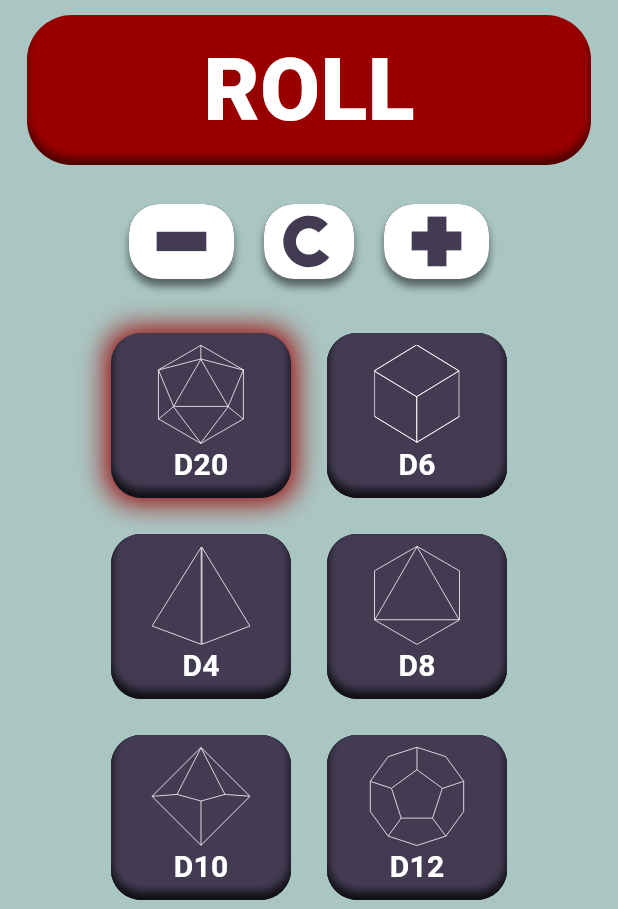
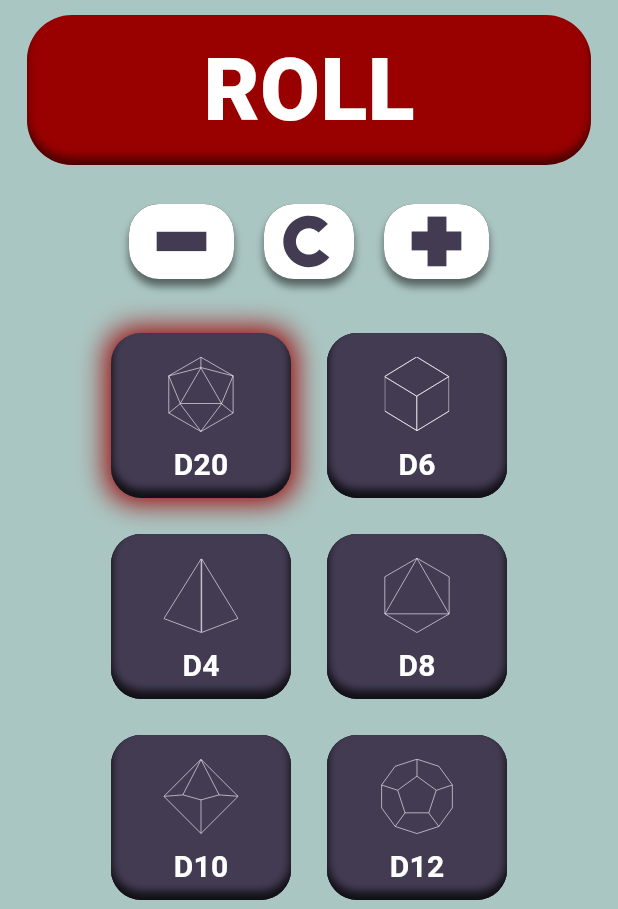
Before and after one commit to dompetriella/simple_roller, a Flutter app: the screen it shows after launch, on a phone screen of 412 x 824 dp, the part 327-1236 px from its top. Run offline on Flutter 3.47's test engine with Material 2 defaults, Android fonts, the phone set to English and light mode, and no system bars; drawn by our look-alikes of flutter_animate, sticky_headers; our stand-ins replace flutter_inset_box_shadow, flutter_riverpod, flutter_svg, shared_preferences.

Commit message:
tablet version looks better now

```diff
--- a/lib/components/dice_button.dart
+++ b/lib/components/dice_button.dart
@@ -14,9 +14,10 @@ class DiceButton extends ConsumerWidget {
   @override
   Widget build(BuildContext context, WidgetRef ref) {
     var screenWidth = MediaQuery.of(context).size.width;
+    var screenHeight = MediaQuery.of(context).size.height;
 
-    double buttonHeight = screenWidth < 600 ? 110 : 150;
-    double buttonWidth = screenWidth < 600 ? 120 : 165;
+    double buttonHeight = screenWidth < 600 ? 110 : screenHeight * .20;
+    double buttonWidth = screenWidth < 600 ? 120 : screenHeight * .20;
     String diceNumberString = diceNumber.toString();
     return GestureDetector(
       onTap: () => {
@@ -69,6 +70,7 @@ class DiceButtonContainer extends ConsumerWidget {
   @override
   Widget build(BuildContext context, WidgetRef ref) {
     var screenWidth = MediaQuery.of(context).size.width;
+    var screenHeight = MediaQuery.of(context).size.height;
     return Padding(
       padding: const EdgeInsets.all(12.0),
       child: Container(
@@ -99,10 +101,15 @@ class DiceButtonContainer extends ConsumerWidget {
                 height: buttonHeight * .60,
                 width: buttonWidth,
                 child: Center(
-                  child: SvgPicture.asset(
-                    "assets/D$diceNumberString.svg",
-                    color: ref.watch(themeProvider).diceButtonTextColor,
-                    clipBehavior: Clip.antiAlias,
+                  child: Padding(
+                    padding: const EdgeInsets.all(8.0),
+                    child: SvgPicture.asset(
+                      "assets/D$diceNumberString.svg",
+                      clipBehavior: Clip.antiAlias,
+                      colorFilter: ColorFilter.mode(
+                          ref.watch(themeProvider).diceButtonTextColor,
+                          BlendMode.srcIn),
+                    ),
                   ),
                 ),
               ),
@@ -113,7 +120,7 @@ class DiceButtonContainer extends ConsumerWidget {
                   "D$diceNumberString",
                   style: TextStyle(
                       color: ref.watch(themeProvider).diceButtonTextColor,
-                      fontSize: screenWidth < 600 ? 20 : 32,
+                      fontSize: screenWidth < 600 ? 20 : screenHeight * .04,
                       fontWeight: FontWeight.bold),
                 ),
               ))
--- a/lib/components/multiplier_controls.dart
+++ b/lib/components/multiplier_controls.dart
@@ -47,7 +47,7 @@ class MultiplierControls extends ConsumerWidget {
                     children: [
                       Container(
                         height: screenWidth < 600 ? 50 : 120,
-                        width: screenWidth < 600 ? 70 : 140,
+                        width: screenWidth < 600 ? 70 : 200,
                         decoration: BoxDecoration(
                             color: ref.watch(themeProvider).multiplierBgColor,
                             borderRadius: BorderRadius.all(Radius.circular(ref
@@ -102,8 +102,8 @@ class MultiplierControls extends ConsumerWidget {
                     child: Stack(
                       children: [
                         Container(
-                          height: screenWidth < 600 ? 50 : 120,
-                          width: screenWidth < 600 ? 60 : 130,
+                          height: screenWidth < 600 ? 50 : 200,
+                          width: screenWidth < 600 ? 60 : 225,
                           decoration: BoxDecoration(
                               color: ref.watch(themeProvider).multiplierBgColor,
                               borderRadius: BorderRadius.all(Radius.circular(ref
@@ -165,7 +165,7 @@ class MultiplierControls extends ConsumerWidget {
                     children: [
                       Container(
                         height: screenWidth < 600 ? 50 : 120,
-                        width: screenWidth < 600 ? 70 : 140,
+                        width: screenWidth < 600 ? 70 : 200,
                         decoration: BoxDecoration(
                             color: ref.watch(themeProvider).multiplierBgColor,
                             borderRadius: BorderRadius.all(Radius.circular(ref
--- a/lib/components/roll_button.dart
+++ b/lib/components/roll_button.dart
@@ -117,7 +117,9 @@ class RollButton extends ConsumerWidget {
     return Padding(
       padding: screenWidth < 600
           ? const EdgeInsets.all(10)
-          : EdgeInsets.symmetric(vertical: 10, horizontal: screenWidth * 0.15),
+          : EdgeInsets.symmetric(
+              vertical: 10,
+              horizontal: screenWidth < 600 ? screenWidth * 0.15 : 0),
       child: GestureDetector(
         onTap: () {
           buttonPressAnimation(
@@ -131,7 +133,8 @@ class RollButton extends ConsumerWidget {
               '${getRolledDiceSum(ref.watch(rollHistoryProvider).last) + ref.watch(rollHistoryProvider).last[0].modifier}';
           triggerAnimation(ref, diceTotalEffects, diceTotalCondition, [
             ScaleEffect(begin: 1.05, delay: 300.ms, curve: Curves.easeInOut),
-            MoveEffect(delay: 300.ms, begin: const Offset(0, 5), curve: Curves.easeIn)
+            MoveEffect(
+                delay: 300.ms, begin: const Offset(0, 5), curve: Curves.easeIn)
           ]);
 
           triggerAnimation(
```
Also changed, not shown: lib/components/drawer/history_log.dart (+17 -4 lines).
